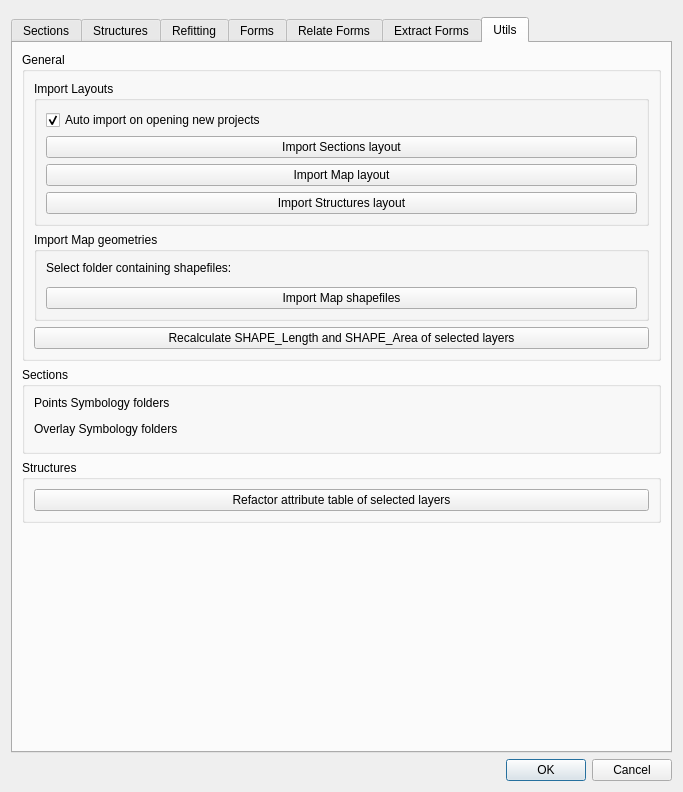
Before: the Qt Designer form sugar_tools_dialog.ui in psigcat/sugartools, drawn with Qt 5.
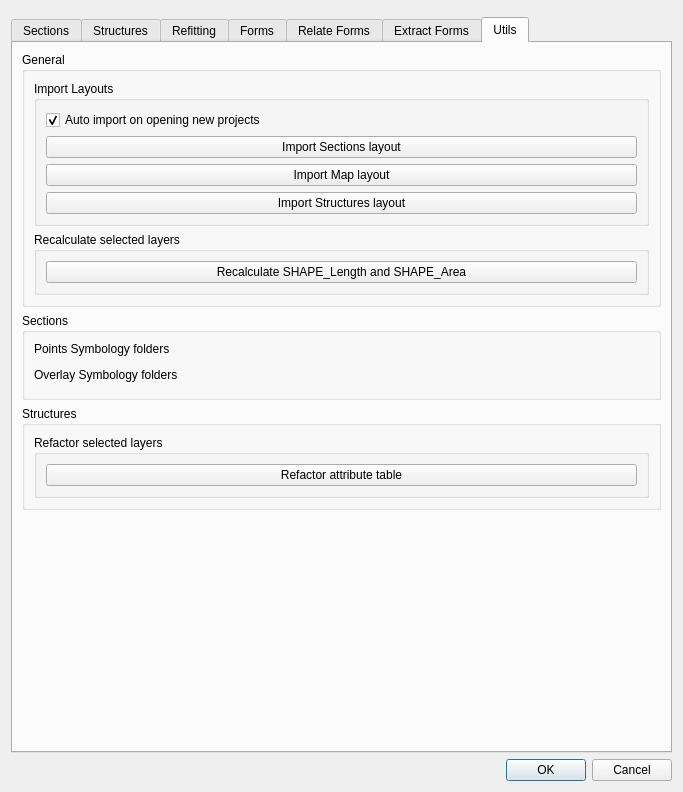
After: the same form once the commit is applied. The open tabs and pages were chosen to show the change. Custom widgets are drawn as their Qt base class.

Commit message: Remove util 'Import Map geometries', fix #40

```diff
--- a/sugar_tools_dialog.ui
+++ b/sugar_tools_dialog.ui
@@ -837,40 +837,19 @@
           <item>
            <widget class="QGroupBox" name="groupBox_3">
             <property name="title">
-             <string>Import Map geometries</string>
+             <string>Recalculate selected layers</string>
             </property>
             <layout class="QVBoxLayout" name="verticalLayout_4">
              <item>
-              <widget class="QLabel" name="label_5">
+              <widget class="QPushButton" name="recalculate_shape_btn">
                <property name="text">
-                <string>Select folder containing shapefiles:</string>
-               </property>
-              </widget>
-             </item>
-             <item>
-              <widget class="QgsFileWidget" name="shapefiles_folder">
-               <property name="storageMode">
-                <enum>QgsFileWidget::GetDirectory</enum>
-               </property>
-              </widget>
-             </item>
-             <item>
-              <widget class="QPushButton" name="import_shapefiles_btn">
-               <property name="text">
-                <string>Import Map shapefiles</string>
+                <string>Recalculate SHAPE_Length and SHAPE_Area</string>
                </property>
               </widget>
              </item>
             </layout>
            </widget>
           </item>
-          <item>
-           <widget class="QPushButton" name="recalculate_shape_btn">
-            <property name="text">
-             <string>Recalculate SHAPE_Length and SHAPE_Area of selected layers</string>
-            </property>
-           </widget>
-          </item>
          </layout>
         </widget>
        </item>
@@ -918,10 +897,19 @@
          </property>
          <layout class="QVBoxLayout" name="verticalLayout_10">
           <item>
-           <widget class="QPushButton" name="refactor_structures_attr_btn">
-            <property name="text">
-             <string>Refactor attribute table of selected layers</string>
+           <widget class="QGroupBox" name="groupBox_12">
+            <property name="title">
+             <string>Refactor selected layers</string>
             </property>
+            <layout class="QVBoxLayout" name="verticalLayout_12">
+             <item>
+              <widget class="QPushButton" name="refactor_structures_attr_btn">
+               <property name="text">
+                <string>Refactor attribute table</string>
+               </property>
+              </widget>
+             </item>
+            </layout>
            </widget>
           </item>
          </layout>
```
The commit also changes 2 other files.
